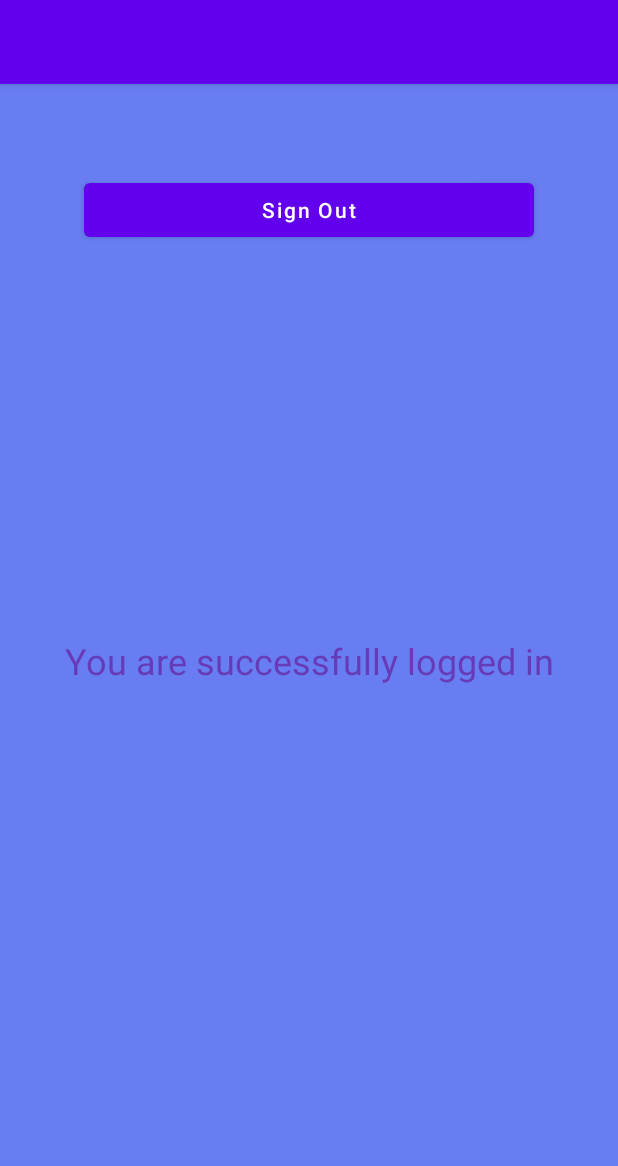
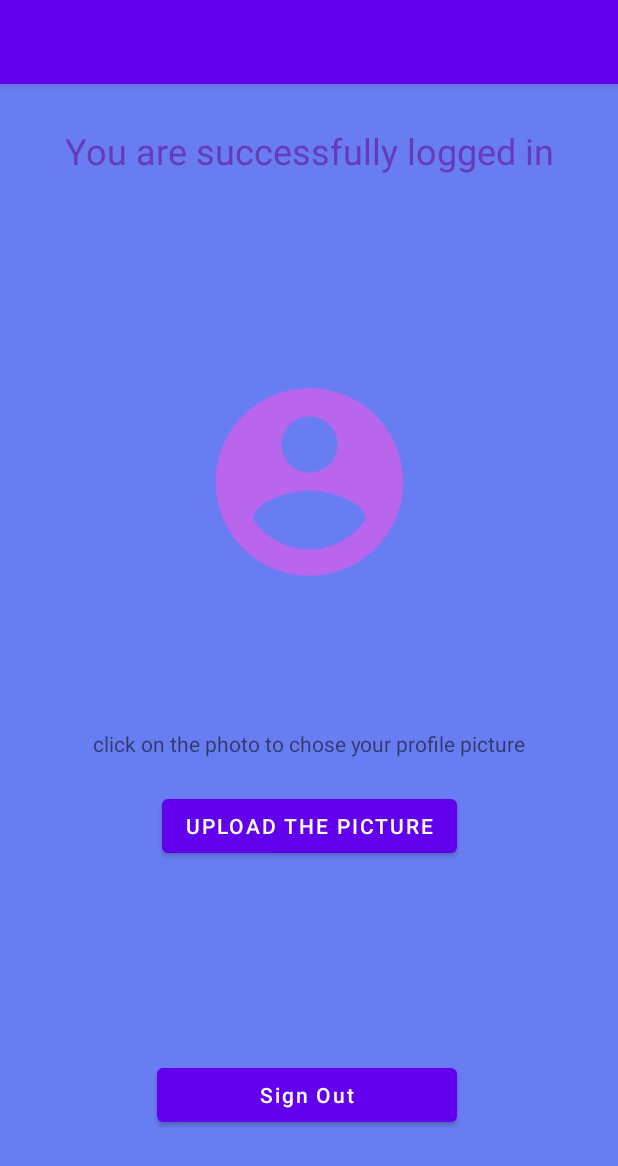
Before and after one commit to yashar-akish/AndroidFirebase, an Android app: the screen it shows after launch once a user with an empty profile is signed in (main_menu), on a phone screen of 412 x 824 dp. Shown: the top 1166 px of the screen. Run offline under Robolectric (Android 15) with nearby library versions, the light colour scheme and no system bars; our stand-ins replace Firebase (no records; nobody signed in at launch, a user with empty details on screens opened directly), Picasso.

Commit message:
uploading image in firebase

```diff
--- a/app/build.gradle
+++ b/app/build.gradle
@@ -37,6 +37,8 @@ dependencies {
     implementation 'com.google.firebase:firebase-database:20.0.0'
     implementation 'com.google.firebase:firebase-auth:21.0.1'
     implementation 'com.google.firebase:firebase-messaging:22.0.0'
+    implementation 'com.squareup.picasso:picasso:2.71828'
+    implementation 'com.google.firebase:firebase-storage:20.0.0'
     testImplementation 'junit:junit:4.+'
     androidTestImplementation 'androidx.test.ext:junit:1.1.2'
     androidTestImplementation 'androidx.test.espresso:espresso-core:3.3.0'
--- a/app/src/main/AndroidManifest.xml
+++ b/app/src/main/AndroidManifest.xml
@@ -31,7 +31,7 @@
         </service>
         <meta-data
             android:name="com.google.firebase.messaging.default_notification_icon"
-            android:resource="@drawable/bell"/>
+            android:resource="@drawable/ic_baseline_notifications_active_24"/>
         <meta-data
             android:name="com.google.firebase.messaging.default_notification_color"
             android:resource="@color/colorAccent"/>
--- a/app/src/main/java/com/company/androidfirebase/main_menu.java
+++ b/app/src/main/java/com/company/androidfirebase/main_menu.java
@@ -1,23 +1,54 @@
 package com.company.androidfirebase;
 
+import androidx.annotation.NonNull;
+import androidx.annotation.Nullable;
 import androidx.appcompat.app.AppCompatActivity;
 
 import android.content.Intent;
+import android.net.Uri;
 import android.os.Bundle;
 import android.view.View;
 import android.widget.Button;
+import android.widget.ImageView;
+import android.widget.ProgressBar;
+import android.widget.Toast;
 
+import com.google.android.gms.tasks.OnFailureListener;
+import com.google.android.gms.tasks.OnSuccessListener;
 import com.google.firebase.auth.FirebaseAuth;
+import com.google.firebase.auth.FirebaseUser;
+import com.google.firebase.storage.FirebaseStorage;
+import com.google.firebase.storage.OnProgressListener;
+import com.google.firebase.storage.StorageReference;
+import com.google.firebase.storage.UploadTask;
+import com.squareup.picasso.Picasso;
 
 public class main_menu extends AppCompatActivity {
 
-    Button signOut;
+    Button signOut, upload;
+    ImageView profileImage;
+    ProgressBar progressBar;
+
+    Uri imageUri;
+
+    FirebaseAuth auth = FirebaseAuth.getInstance();
+    FirebaseUser user = auth.getCurrentUser();
+    StorageReference storageReference;
+
     @Override
     protected void onCreate(Bundle savedInstanceState) {
         super.onCreate(savedInstanceState);
         setContentView(R.layout.activity_main_menu);
 
+        storageReference = FirebaseStorage.getInstance().getReference(user.getEmail());
+
         signOut = findViewById(R.id.signOutBtn);
+        upload = findViewById(R.id.uploadBtn);
+        profileImage = findViewById(R.id.imageView);
+        progressBar = findViewById(R.id.progressBar);
+
+        progressBar.setVisibility(View.INVISIBLE);
+
         signOut.setOnClickListener(new View.OnClickListener() {
             @Override
             public void onClick(View v) {
@@ -27,5 +58,64 @@ public class main_menu extends AppCompatActivity {
                 finish();
             }
         });
+
+        upload.setOnClickListener(new View.OnClickListener() {
+            @Override
+            public void onClick(View v) {
+                uploadPhoto();
+            }
+        });
+
+        profileImage.setOnClickListener(new View.OnClickListener() {
+            @Override
+            public void onClick(View v) {
+                fileChooser();
+            }
+        });
+    }
+
+    public void fileChooser(){
+        Intent i = new Intent();
+        i.setType("image/*");
+        i.setAction(Intent.ACTION_GET_CONTENT);
+        startActivityForResult(i, 1);
+    }
+
+    @Override
+    protected void onActivityResult(int requestCode, int resultCode, @Nullable Intent data) {
+        super.onActivityResult(requestCode, resultCode, data);
+
+        if (requestCode == 1 && resultCode == RESULT_OK){
+            imageUri = data.getData();
+            Picasso.get().load(imageUri).into(profileImage);
+        }
+    }
+
+    public void uploadPhoto(){
+        upload.setClickable(false);
+        progressBar.setVisibility(View.VISIBLE);
+
+        StorageReference reference = storageReference.child("user");
+        reference.putFile(imageUri)
+                .addOnSuccessListener(new OnSuccessListener<UploadTask.TaskSnapshot>() {
+                    @Override
+                    public void onSuccess(UploadTask.TaskSnapshot taskSnapshot) {
+                        progressBar.setVisibility(View.INVISIBLE);
+                        Toast.makeText(main_menu.this, "uploaded successful", Toast.LENGTH_SHORT).show();
+                    }
+                })
+                .addOnFailureListener(new OnFailureListener() {
+                    @Override
+                    public void onFailure(@NonNull Exception e) {
+                        Toast.makeText(main_menu.this, "Sorry, There is an problem!", Toast.LENGTH_SHORT).show();
+                    }
+                })
+                .addOnProgressListener(new OnProgressListener<UploadTask.TaskSnapshot>() {
+                    @Override
+                    public void onProgress(@NonNull UploadTask.TaskSnapshot snapshot) {
+                        double progress = (100 * snapshot.getBytesTransferred() / snapshot.getTotalByteCount());
+                        progressBar.setProgress((int)progress);
+                    }
+                });
     }
 }
--- /dev/null
+++ b/app/src/main/res/drawable/ic_baseline_account_circle_24.xml
@@ -0,0 +1,5 @@
+<vector android:height="24dp" android:tint="#BA65EE"
+    android:viewportHeight="24" android:viewportWidth="24"
+    android:width="24dp" xmlns:android="http://schemas.android.com/apk/res/android">
+    <path android:fillColor="@android:color/white" android:pathData="M12,2C6.48,2 2,6.48 2,12s4.48,10 10,10 10,-4.48 10,-10S17.52,2 12,2zM12,5c1.66,0 3,1.34 3,3s-1.34,3 -3,3 -3,-1.34 -3,-3 1.34,-3 3,-3zM12,19.2c-2.5,0 -4.71,-1.28 -6,-3.22 0.03,-1.99 4,-3.08 6,-3.08 1.99,0 5.97,1.09 6,3.08 -1.29,1.94 -3.5,3.22 -6,3.22z"/>
+</vector>
--- /dev/null
+++ b/app/src/main/res/drawable/ic_baseline_notifications_active_24.xml
@@ -0,0 +1,5 @@
+<vector android:height="24dp" android:tint="#49F821"
+    android:viewportHeight="24" android:viewportWidth="24"
+    android:width="24dp" xmlns:android="http://schemas.android.com/apk/res/android">
+    <path android:fillColor="@android:color/white" android:pathData="M7.58,4.08L6.15,2.65C3.75,4.48 2.17,7.3 2.03,10.5h2c0.15,-2.65 1.51,-4.97 3.55,-6.42zM19.97,10.5h2c-0.15,-3.2 -1.73,-6.02 -4.12,-7.85l-1.42,1.43c2.02,1.45 3.39,3.77 3.54,6.42zM18,11c0,-3.07 -1.64,-5.64 -4.5,-6.32L13.5,4c0,-0.83 -0.67,-1.5 -1.5,-1.5s-1.5,0.67 -1.5,1.5v0.68C7.63,5.36 6,7.92 6,11v5l-2,2v1h16v-1l-2,-2v-5zM12,22c0.14,0 0.27,-0.01 0.4,-0.04 0.65,-0.14 1.18,-0.58 1.44,-1.18 0.1,-0.24 0.15,-0.5 0.15,-0.78h-4c0.01,1.1 0.9,2 2.01,2z"/>
+</vector>
--- a/app/src/main/res/layout/activity_main_menu.xml
+++ b/app/src/main/res/layout/activity_main_menu.xml
@@ -11,10 +11,12 @@
         android:id="@+id/textView"
         android:layout_width="wrap_content"
         android:layout_height="wrap_content"
+        android:layout_marginTop="28dp"
+        android:layout_marginBottom="48dp"
         android:text="You are successfully logged in"
         android:textColor="#673AB7"
         android:textSize="24sp"
-        app:layout_constraintBottom_toBottomOf="parent"
+        app:layout_constraintBottom_toTopOf="@+id/imageView"
         app:layout_constraintEnd_toEndOf="parent"
         app:layout_constraintHorizontal_bias="0.5"
         app:layout_constraintStart_toStartOf="parent"
@@ -22,13 +24,60 @@
 
     <Button
         android:id="@+id/signOutBtn"
-        android:layout_width="300dp"
+        android:layout_width="200dp"
         android:layout_height="wrap_content"
-        android:layout_marginTop="60dp"
+        android:layout_marginBottom="70dp"
         android:text="Sign Out"
         android:textAllCaps="false"
+        app:layout_constraintBottom_toBottomOf="parent"
+        app:layout_constraintEnd_toEndOf="parent"
+        app:layout_constraintHorizontal_bias="0.495"
+        app:layout_constraintStart_toStartOf="parent" />
+
+    <ImageView
+        android:id="@+id/imageView"
+        android:layout_width="150dp"
+        android:layout_height="0dp"
+        android:layout_marginBottom="8dp"
+        app:layout_constraintBottom_toTopOf="@+id/textView2"
         app:layout_constraintEnd_toEndOf="parent"
         app:layout_constraintHorizontal_bias="0.5"
         app:layout_constraintStart_toStartOf="parent"
-        app:layout_constraintTop_toTopOf="parent" />
+        app:layout_constraintTop_toBottomOf="@+id/textView"
+        app:srcCompat="@drawable/ic_baseline_account_circle_24" />
+
+    <TextView
+        android:id="@+id/textView2"
+        android:layout_width="wrap_content"
+        android:layout_height="wrap_content"
+        android:layout_marginBottom="21dp"
+        android:text="click on the photo to chose your profile picture"
+        app:layout_constraintBottom_toTopOf="@+id/uploadBtn"
+        app:layout_constraintEnd_toEndOf="parent"
+        app:layout_constraintHorizontal_bias="0.5"
+        app:layout_constraintStart_toStartOf="parent"
+        app:layout_constraintTop_toBottomOf="@+id/imageView" />
+
+    <Button
+        android:id="@+id/uploadBtn"
+        android:layout_width="wrap_content"
+        android:layout_height="wrap_content"
+        android:layout_marginBottom="23dp"
+        android:text="upload the picture"
+        app:layout_constraintBottom_toTopOf="@+id/progressBar"
+        app:layout_constraintEnd_toEndOf="parent"
+        app:layout_constraintHorizontal_bias="0.502"
+        app:layout_constraintStart_toStartOf="parent"
+        app:layout_constraintTop_toBottomOf="@+id/textView2" />
+
+    <ProgressBar
+        android:id="@+id/progressBar"
+        style="?android:attr/progressBarStyle"
+        android:layout_width="wrap_content"
+        android:layout_height="wrap_content"
+        android:layout_marginBottom="178dp"
+        app:layout_constraintBottom_toBottomOf="parent"
+        app:layout_constraintEnd_toEndOf="parent"
+        app:layout_constraintStart_toStartOf="parent"
+        app:layout_constraintTop_toBottomOf="@+id/uploadBtn" />
 </androidx.constraintlayout.widget.ConstraintLayout>
```
